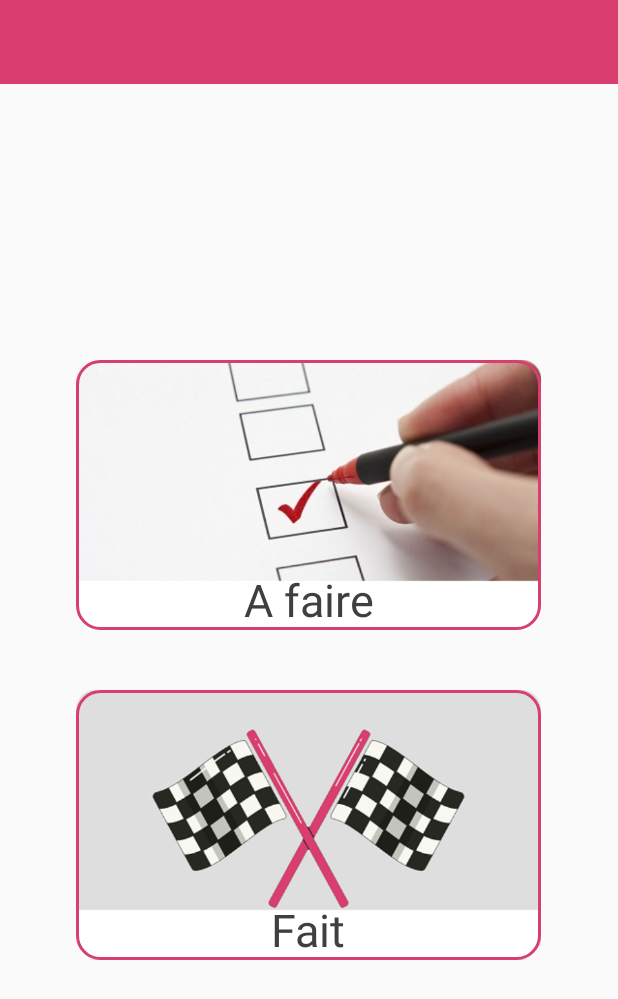
After one commit to Balthov60/QCM-Methodologie-Production, an Android app: the layout activity_student_panel.xml on its own in the app's theme, with its tools: preview values and no code run, on a phone screen of 412 x 824 dp. The commit adds this screen. Shown: the top 999 px of the screen. Run offline under Robolectric (Android 15) with nearby library versions, the phone set to English and light mode, and no system bars.

Commit message:
[Student panel] Student panel activity xml

```diff
--- /dev/null
+++ b/QCMIUTLyon1/app/src/main/res/drawable/student_mcq_done.xml
@@ -0,0 +1,18 @@
+<?xml version="1.0" encoding="utf-8"?>
+<layer-list
+    xmlns:android="http://schemas.android.com/apk/res/android"
+    android:layout_width="310dp"
+    android:layout_height="180dp">
+
+    <item>
+        <bitmap android:src="@drawable/student_mcq_done_source" />
+    </item>
+
+    <item>
+        <shape android:shape="rectangle">
+            <corners android:radius="15dip"/>
+            <stroke android:width="2dip" android:color="@color/pinkIUT"/>
+        </shape>
+    </item>
+
+</layer-list>
--- /dev/null
+++ b/QCMIUTLyon1/app/src/main/res/drawable/student_mcq_to_do.xml
@@ -0,0 +1,18 @@
+<?xml version="1.0" encoding="utf-8"?>
+<layer-list
+    xmlns:android="http://schemas.android.com/apk/res/android"
+    android:layout_width="310dp"
+    android:layout_height="180dp">
+
+    <item>
+        <bitmap android:src="@drawable/student_mcq_to_do_source" />
+    </item>
+
+    <item>
+        <shape android:shape="rectangle">
+            <corners android:radius="15dip"/>
+            <stroke android:width="2dip" android:color="@color/pinkIUT"/>
+        </shape>
+    </item>
+
+</layer-list>
--- /dev/null
+++ b/QCMIUTLyon1/app/src/main/res/layout/activity_student_panel.xml
@@ -0,0 +1,52 @@
+<?xml version="1.0" encoding="utf-8"?>
+<LinearLayout xmlns:android="http://schemas.android.com/apk/res/android"
+    android:layout_width="match_parent"
+    android:layout_height="match_parent"
+    xmlns:app="http://schemas.android.com/apk/res-auto"
+    android:orientation="vertical">
+
+    <android.support.v7.widget.Toolbar
+        android:id="@+id/teacher_panel_toolbar"
+        android:layout_width="match_parent"
+        android:layout_height="?attr/actionBarSize"
+        android:background="?attr/colorPrimary"
+        android:theme="@style/ThemeOverlay.AppCompat.ActionBar"
+        app:popupTheme="@style/ThemeOverlay.AppCompat.Light"/>
+
+
+    <LinearLayout
+        android:layout_width="match_parent"
+        android:layout_height="match_parent"
+        android:orientation="vertical"
+        android:gravity="center">
+
+        <TextView style="@style/BigButton"
+            android:id="@+id/student_panel_mcq_to_do"
+            android:layout_width="310dp"
+            android:layout_height="180dp"
+
+            android:gravity="bottom|center"
+
+            android:text="@string/student_panel_mcq_to_do"
+            android:background="@drawable/student_mcq_to_do"
+            android:onClick="onClickMCQ_todo" />
+
+
+        <TextView style="@style/BigButton"
+            android:id="@+id/student_panel_mcq_done"
+            android:layout_width="310dp"
+            android:layout_height="180dp"
+
+            android:layout_marginTop="40dp"
+
+            android:gravity="bottom|center"
+
+            android:text="@string/student_panel_mcq_done"
+            android:background="@drawable/student_mcq_done"
+
+            android:onClick="onClickMCQ_done" />
+
+    </LinearLayout>
+
+
+</LinearLayout>
--- a/QCMIUTLyon1/app/src/main/res/values/strings.xml
+++ b/QCMIUTLyon1/app/src/main/res/values/strings.xml
@@ -38,6 +38,10 @@
     <string name="teacher_panel_marks">Notes</string>
     <string name="teacher_panel_mcq">QCM</string>
 
+    <!-- Strings related to student panel -->
+    <string name="student_panel_mcq_to_do">A faire</string>
+    <string name="student_panel_mcq_done">Fait</string>
+
     <!-- Strings related to MCQ List View item -->
     <string name="mcq_list_create_mcq">Ajouter un QCM</string>
 
```
Also changed, not shown: QCMIUTLyon1/app/src/main/res/drawable/student_mcq_done_source.png (added), QCMIUTLyon1/app/src/main/res/drawable/student_mcq_to_do_source.png (added).
